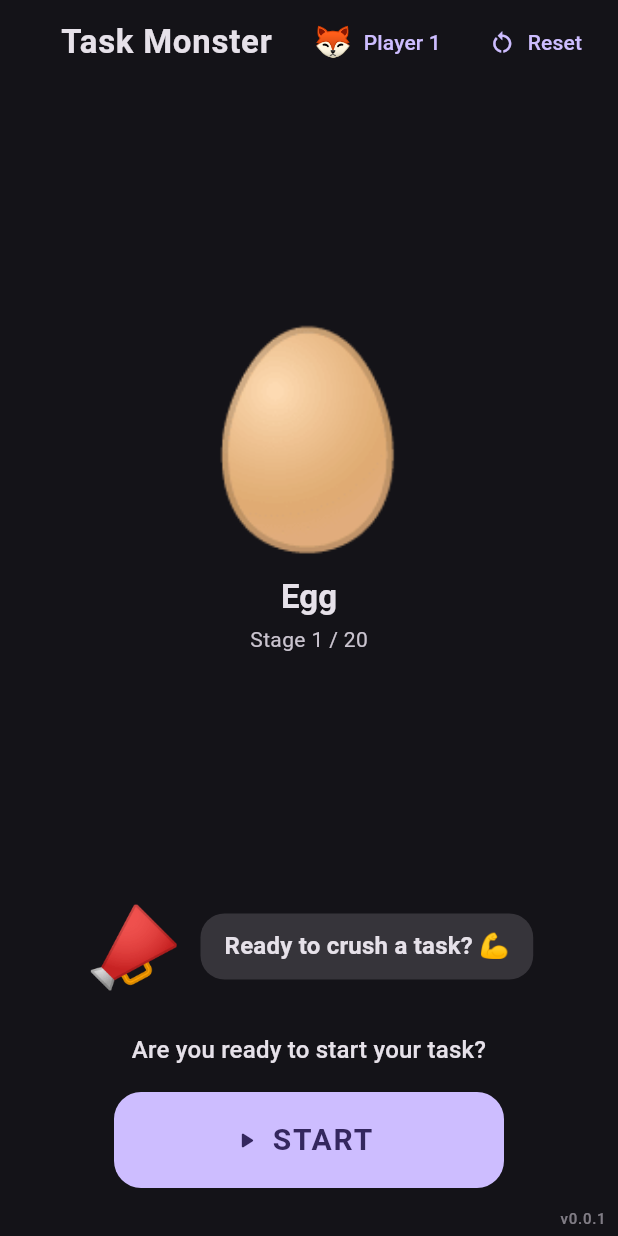
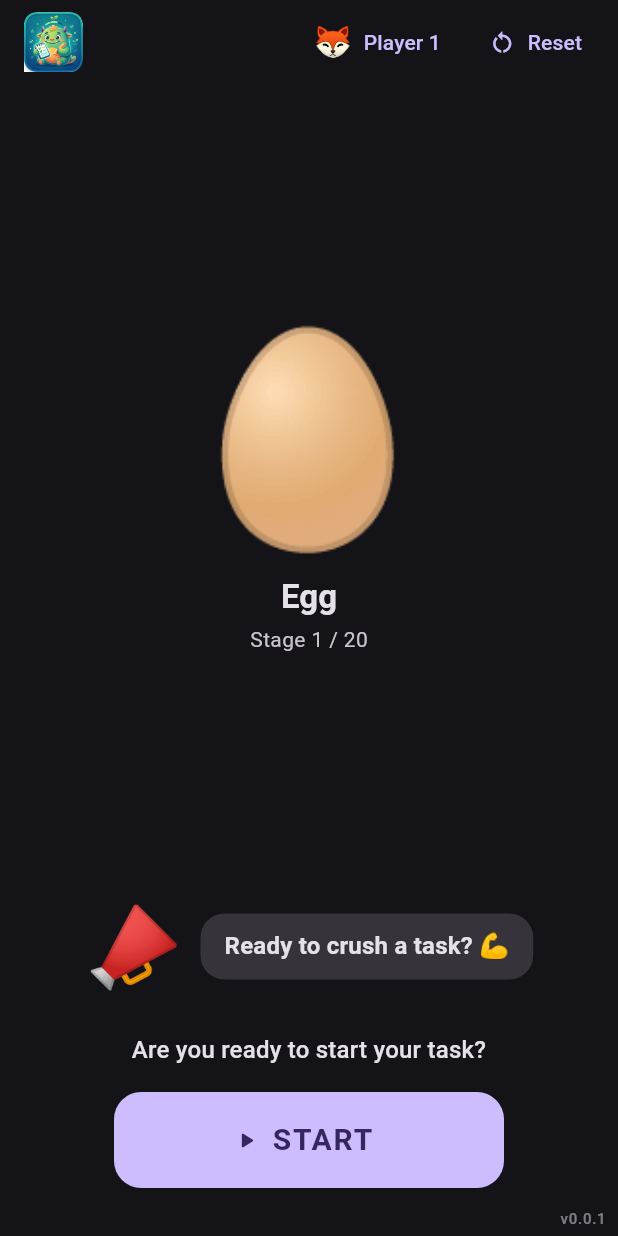
Before and after one commit to deccico/HabitMonster, a Flutter app: the screen it shows after launch, on a phone screen of 412 x 824 dp. Run offline on Flutter 3.47's test engine with Material 3 defaults, Android fonts, the phone set to English and light mode, and no system bars; drawn by our look-alikes of flutter_animate; our stand-ins replace audioplayers, firebase_analytics, firebase_core, shared_preferences, wakelock_plus; accounts and stored records are empty.

Commit message:
Replace app bar title text with monster logo image

```diff
--- a/lib/screens/home_screen.dart
+++ b/lib/screens/home_screen.dart
@@ -413,13 +413,19 @@ class _HomeScreenState extends State<HomeScreen> with WidgetsBindingObserver {
 
     return Scaffold(
       appBar: AppBar(
-        centerTitle: true,
+        centerTitle: false,
         // Explicit foreground so the title + actions stay high-contrast on the
         // dark surface (the default icon colour was blending in).
         foregroundColor: scheme.onSurface,
-        title: const Text(
-          'Task Monster',
-          style: TextStyle(fontWeight: FontWeight.bold, letterSpacing: 0.5),
+        title: Padding(
+          padding: const EdgeInsets.symmetric(vertical: 8),
+          child: Image.asset(
+            'assets/images/habit-monster.png',
+            height: 40,
+            fit: BoxFit.contain,
+            filterQuality: FilterQuality.medium,
+            semanticLabel: 'Task Monster',
+          ),
         ),
         actions: <Widget>[
           Padding(
--- a/pubspec.yaml
+++ b/pubspec.yaml
@@ -74,6 +74,7 @@ flutter:
   assets:
     - assets/audio/evolve.wav
     - assets/audio/alarm.wav
+    - assets/images/habit-monster.png
 
   # An image asset can refer to one or more resolution-specific "variants", see
   # https://flutter.dev/to/resolution-aware-images
```
Also changed, not shown: assets/images/habit-monster.png (added).
